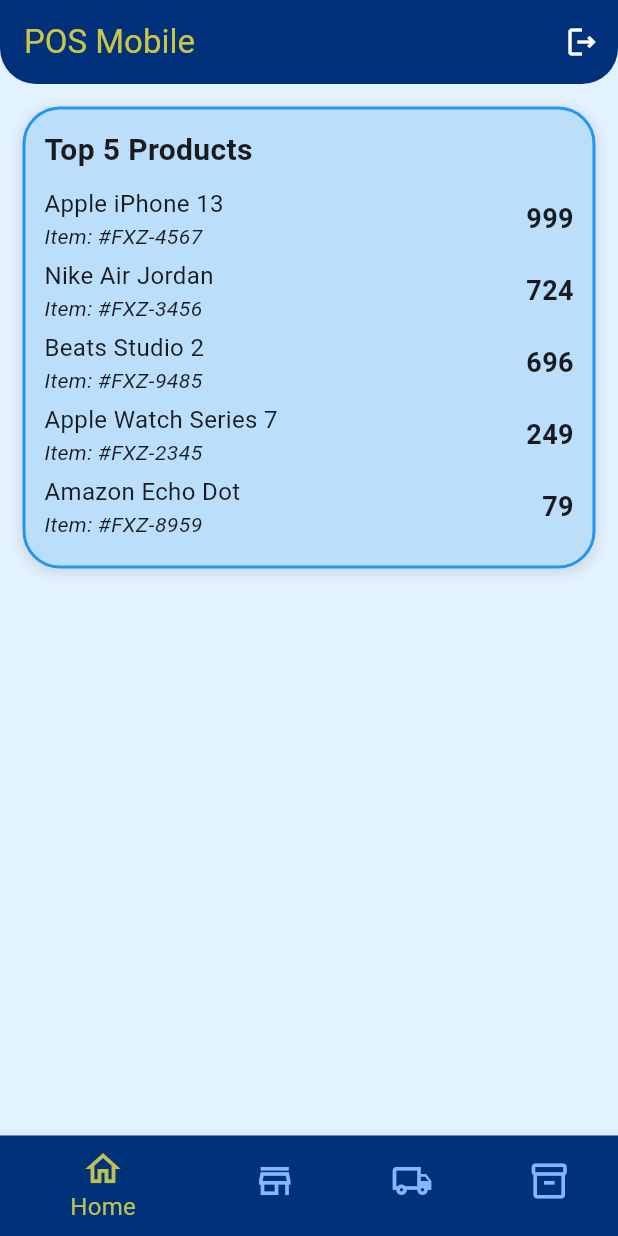
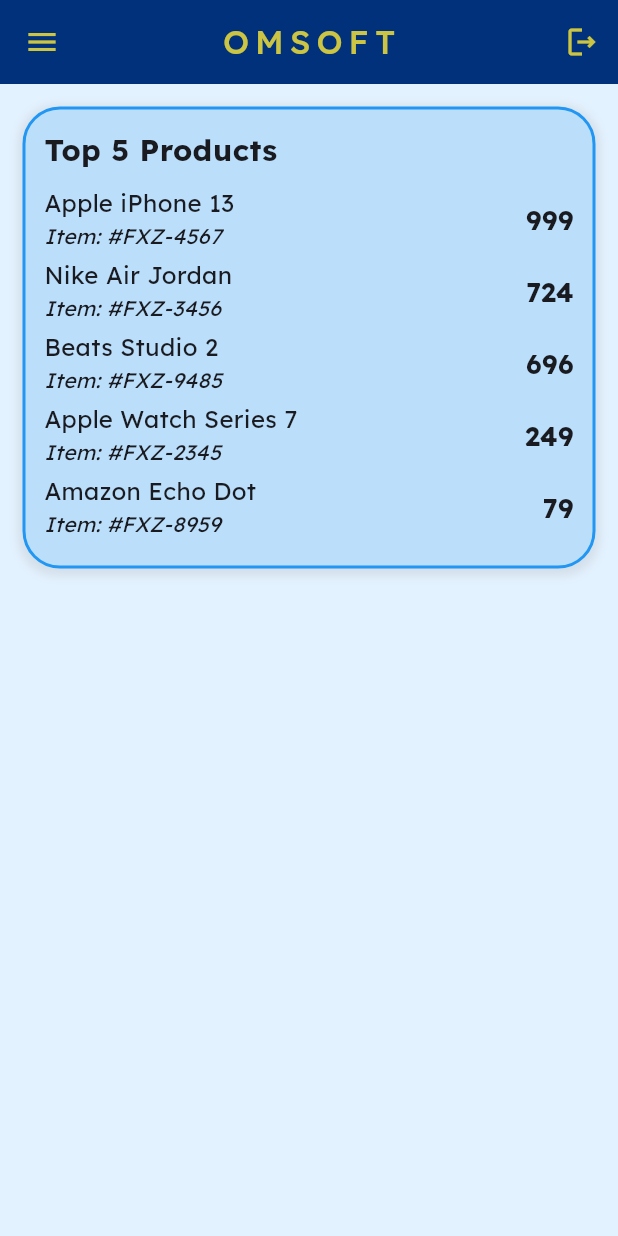
Before and after one commit to mirfansyah258/omsoft_pos_mobile, a Flutter app: the screen it shows once a user with an empty profile is signed in, on a phone screen of 412 x 824 dp. Run offline on Flutter 3.47's test engine with Material 2 defaults, Android fonts, the phone set to English and light mode, and no system bars; our stand-ins replace firebase_auth, firebase_core, shared_preferences; accounts and stored records are empty.

Commit message:
add font, add appName constants, try nav drawer, change app name in login screen

```diff
--- a/lib/config.dart
+++ b/lib/config.dart
@@ -1,5 +1,6 @@
 import 'dart:ui';
 
+const appName = 'OMSOFT POS';
 const baseUrl = 'https://0938-118-136-25-108.ngrok.io';
 const loginUrl = '$baseUrl/login';
 
--- a/lib/main.dart
+++ b/lib/main.dart
@@ -22,15 +22,16 @@
   @override
   Widget build(BuildContext context) {
     return MaterialApp(
-      title: 'Flutter Demo',
+      title: 'OMSOFT POS',
       theme: ThemeData(
         colorScheme: ColorScheme.fromSeed(seedColor: Colors.blueAccent),
         scaffoldBackgroundColor: bgBlue,
         useMaterial3: true,
+        fontFamily: 'LexendDeca',
       ),
       home: const AuthUser(),
       routes: {
-        '/login': (context) => const Login(title: 'Login',),
+        '/login': (context) => const Login(),
         '/home': (context) => const Home(),
       },
     );
--- a/lib/pages/auth.dart
+++ b/lib/pages/auth.dart
@@ -15,7 +15,7 @@
           if (snapshot.hasData) {
             return const Home();
           } else {
-            return const Login(title: 'title');
+            return const Login();
           }
         },
       ),
--- a/lib/pages/home.dart
+++ b/lib/pages/home.dart
@@ -59,56 +59,62 @@
       appBar: AppBar(
         backgroundColor: darkBlue,
         title: const Text(
-          'POS Mobile',
+          'OMSOFT',
           style: TextStyle(
-            color: titleYellow
+            color: titleYellow,
+            fontWeight: FontWeight.w500,
+            letterSpacing: 4
           ),
         ),
+        centerTitle: true,
         actions: [
           IconButton(
             onPressed: signOut,
             icon: const Icon(Icons.logout_outlined),
-            color: Colors.white,
           )
         ],
-        shape: const RoundedRectangleBorder(
-          borderRadius: BorderRadius.vertical(
-            bottom: Radius.circular(24),
-          ),
-        ),
+        // shape: const RoundedRectangleBorder(
+        //   borderRadius: BorderRadius.vertical(
+        //     bottom: Radius.circular(24),
+        //   ),
+        // ),
+        iconTheme: const IconThemeData(color: titleYellow),
       ),
-      bottomNavigationBar: BottomNavigationBar(
-        // type: BottomNavigationBarType.fixed,
-        items: const <BottomNavigationBarItem>[
-          BottomNavigationBarItem(
-            icon: Icon(Icons.home_outlined, size: 28,),
-            label: 'Home',
-            backgroundColor: darkBlue,
-          ),
-          BottomNavigationBarItem(
-            icon: Icon(Icons.store_outlined, size: 28,),
-            label: 'Sales',
-            backgroundColor: darkBlue,
-          ),
-          BottomNavigationBarItem(
-            icon: Icon(Icons.local_shipping_outlined, size: 28,),
-            label: 'Purchase',
-            backgroundColor: darkBlue,
-          ),
-          BottomNavigationBarItem(
-            icon: Icon(Icons.inventory_2_outlined, size: 28,),
-            label: 'Stock',
-            backgroundColor: darkBlue,
-          ),
-        ],
-        currentIndex: _selectedIndex,
-        selectedItemColor: yellow,
-        selectedFontSize: 16,
-        unselectedItemColor: const Color.fromRGBO(133, 182, 255, 1),
-        onTap: _onItemTapped,
+      drawer: Drawer(
 
       ),
-      body: _widgetOptions.elementAt(_selectedIndex),
+      // bottomNavigationBar: BottomNavigationBar(
+      //   // type: BottomNavigationBarType.fixed,
+      //   items: const <BottomNavigationBarItem>[
+      //     BottomNavigationBarItem(
+      //       icon: Icon(Icons.home_outlined, size: 28,),
+      //       label: 'Home',
+      //       backgroundColor: darkBlue,
+      //     ),
+      //     BottomNavigationBarItem(
+      //       icon: Icon(Icons.store_outlined, size: 28,),
+      //       label: 'Sales',
+      //       backgroundColor: darkBlue,
+      //     ),
+      //     BottomNavigationBarItem(
+      //       icon: Icon(Icons.local_shipping_outlined, size: 28,),
+      //       label: 'Purchase',
+      //       backgroundColor: darkBlue,
+      //     ),
+      //     BottomNavigationBarItem(
+      //       icon: Icon(Icons.inventory_2_outlined, size: 28,),
+      //       label: 'Stock',
+      //       backgroundColor: darkBlue,
+      //     ),
+      //   ],
+      //   currentIndex: _selectedIndex,
+      //   selectedItemColor: yellow,
+      //   selectedFontSize: 16,
+      //   unselectedItemColor: const Color.fromRGBO(133, 182, 255, 1),
+      //   onTap: _onItemTapped,
+      // ),
+      // body: _widgetOptions.elementAt(_selectedIndex),
+      body: Dashboard(),
     );
   }
 }
--- a/lib/pages/login.dart
+++ b/lib/pages/login.dart
@@ -5,9 +5,7 @@
 import 'package:shared_preferences/shared_preferences.dart';
 
 class Login extends StatefulWidget {
-  const Login({super.key, required this.title});
-
-  final String title;
+  const Login({super.key});
 
   @override
   State<Login> createState() => _MyHomePageState();
@@ -94,11 +92,6 @@
   @override
   Widget build(BuildContext context) {
     return Scaffold(
-      // appBar: AppBar(
-      //   backgroundColor: Theme.of(context).colorScheme.inversePrimary,
-      //   title: Text(widget.title),
-      //   centerTitle: true,
-      // ),
       body: SafeArea(
         child: LayoutBuilder(
         builder: (BuildContext context, BoxConstraints viewportConstraints) {
@@ -121,7 +114,7 @@
                           Image.asset('assets/images/cat.png', scale: 1.5,),
                           SizedBox(height: 10,),
                           const Text(
-                            'POS Mobile',
+                            appName,
                             style: TextStyle(
                                 fontSize: 20
                             ),
```
Also changed, not shown: pubspec.yaml (+25 -11 lines), assets/fonts/LexendDeca-Black.ttf (added), assets/fonts/LexendDeca-Bold.ttf (added), assets/fonts/LexendDeca-ExtraBold.ttf (added), assets/fonts/LexendDeca-ExtraLight.ttf (added), assets/fonts/LexendDeca-Light.ttf (added), assets/fonts/LexendDeca-Medium.ttf (added), assets/fonts/LexendDeca-Regular.ttf (added), assets/fonts/LexendDeca-SemiBold.ttf (added), assets/fonts/LexendDeca-Thin.ttf (added).
